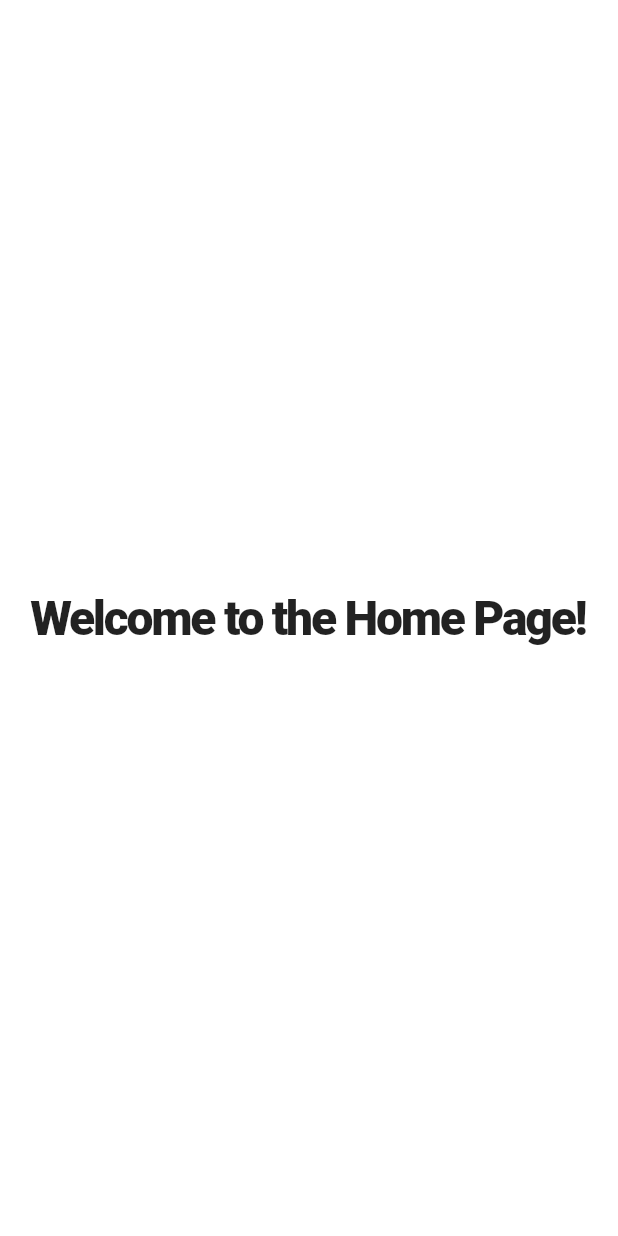
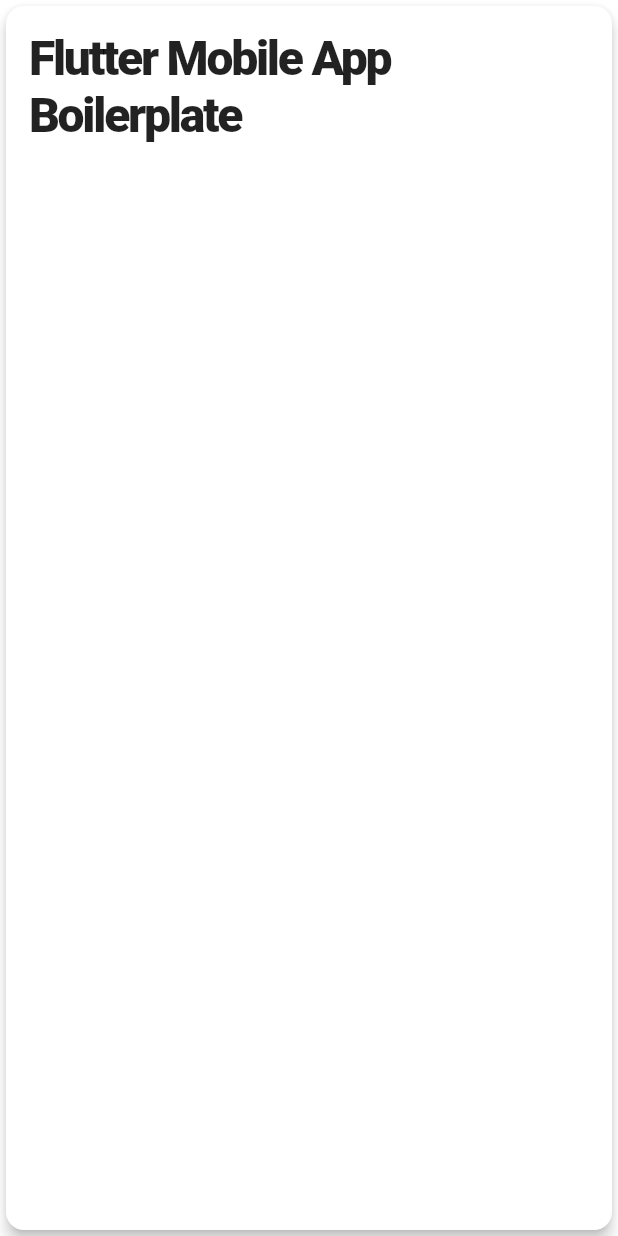
Before and after one commit to erazoor/flutter-mobile-app-boilerplate, a Flutter app: the screen it shows after launch, on a phone screen of 412 x 824 dp. Run offline on Flutter 3.47's test engine with Material 2 defaults, Android fonts, the phone set to English and light mode, and no system bars; our stand-ins replace connectivity, flutter_dotenv, location, permission_handler; Roboto replaces fonts that are missing (Roboto, sans-serif).

```diff
--- a/lib/app/views/home_page.dart
+++ b/lib/app/views/home_page.dart
@@ -1,8 +1,6 @@
 import 'package:flutter/material.dart';
 
-
-import 'package:flutter_mobile_app_boilerplate/app/themes/fonts.dart'
-    as app_fonts;
+import 'package:flutter_mobile_app_boilerplate/app/widgets/display_card.dart';
 
 class HomePage extends StatefulWidget {
   const HomePage({Key ?key}) : super(key: key);
@@ -19,14 +17,11 @@
 
   @override
   Widget build(BuildContext context) {
-    return const Scaffold(
+    return Scaffold(
       backgroundColor: Colors.white,
       body: Center(
         child:
-          Text(
-            'Welcome to the Home Page!',
-            style: app_fonts.AppFonts.h1,
-          ),
+          DisplayCard(),
       ),
     );
   }
--- /dev/null
+++ b/lib/app/widgets/display_card.dart
@@ -0,0 +1,30 @@
+import 'package:flutter/material.dart';
+
+import 'package:flutter_mobile_app_boilerplate/app/config/config_file.dart'
+    as config;
+import 'package:flutter_mobile_app_boilerplate/app/themes/fonts.dart'
+    as app_fonts;
+
+class DisplayCard extends StatelessWidget {
+  @override
+  Widget build(BuildContext context) {
+    return Card(
+      elevation: 4,
+      shape: RoundedRectangleBorder(
+        borderRadius: BorderRadius.circular(12),
+      ),
+      child: Padding(
+        padding: EdgeInsets.all(16),
+        child: Column(
+          crossAxisAlignment: CrossAxisAlignment.start,
+          children: [
+            Text(
+              config.appName,
+              style: app_fonts.AppFonts.h1,
+            ),
+          ],
+        ),
+      ),
+    );
+  }
+}
```
